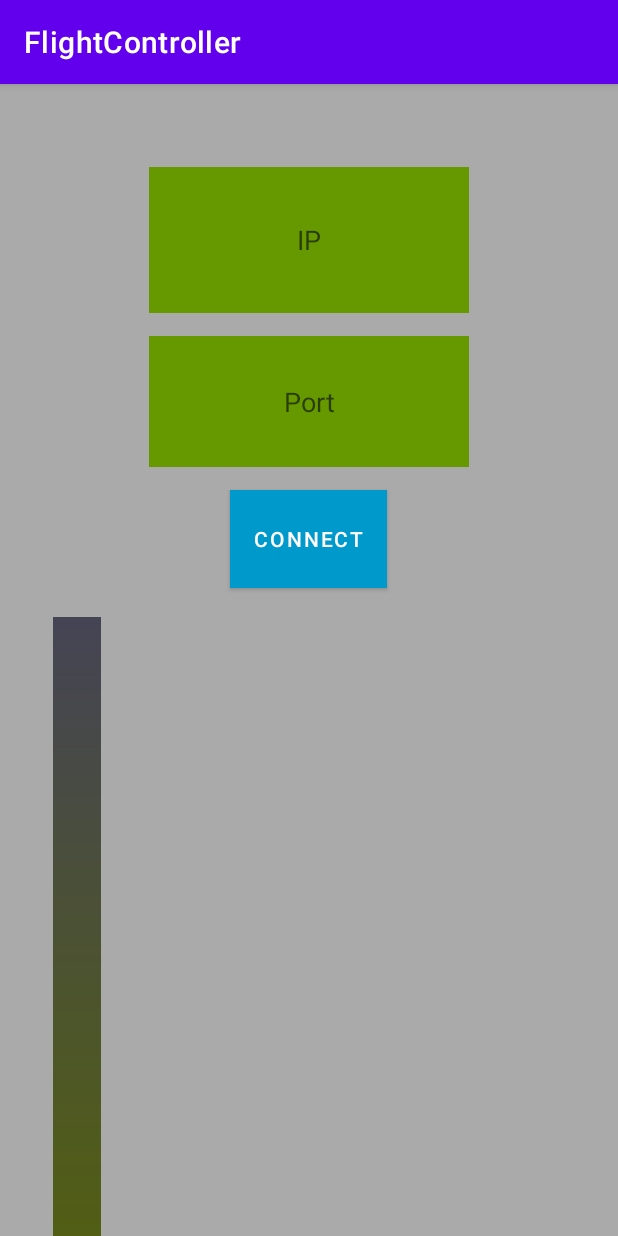
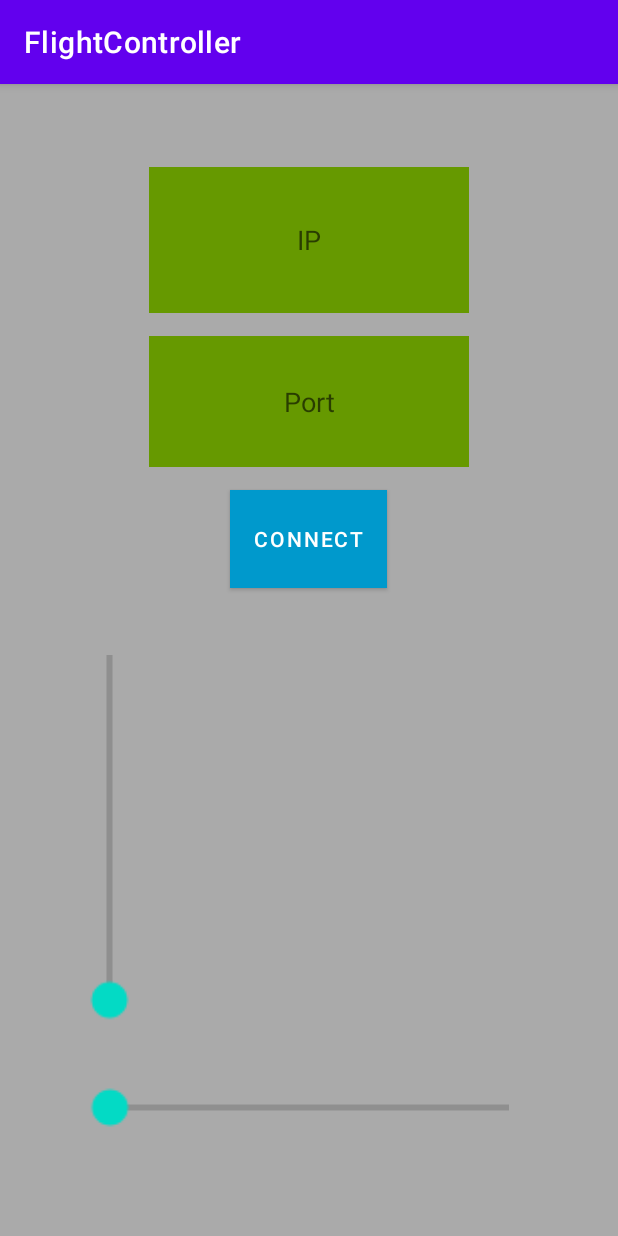
Before and after one commit to noamsal/FlightSimulator-Controller, an Android app: the screen it shows after launch (MainActivity), on a phone screen of 412 x 824 dp. Run offline under Robolectric (Android 15) with nearby library versions, the phone set to English and light mode, and no system bars; our stand-ins replace data binding.

Commit message:
Noam - FINISHED seek bars

```diff
--- a/app/src/main/res/layout/activity_main.xml
+++ b/app/src/main/res/layout/activity_main.xml
@@ -54,60 +54,54 @@
             android:text="@string/Submit_Button"
             app:backgroundTint="@android:color/holo_blue_dark" />
 
-        <!-- layout for holding two frames - one for the verticall seek-bar, and one for joystick       -->
+        <!-- layout for vertical seekbar + joystick  -->
+
         <LinearLayout
             android:layout_width="match_parent"
-            android:layout_height="603dp"
+            android:layout_height="300dp"
+            android:layout_marginTop="10dp"
             android:orientation="horizontal">
 
-            <!-- layout for vertical seekbar + joystick  -->
 
-            <FrameLayout
-                android:id="@+id/VolumeLayout"
-                android:layout_width="573dp"
-                android:layout_height="576dp"
-                android:orientation="horizontal"
-                android:rotation="270">
+            <!-- VERTICAL seek-bar: throttle  -->
+            <SeekBar
+                android:id="@+id/throttle"
+                android:layout_width="147dp"
+                android:layout_height="match_parent"
+                android:layout_marginEnd="268dp"
+                android:max="100"
+                android:progress="0"
+                android:rotation="-90"
+                android:scaleX="2"
+                android:scaleY="2"
 
-                <SeekBar
-                    android:id="@+id/throttle"
-                    android:layout_width="571dp"
-                    android:layout_height="106dp"
-                    android:layout_gravity="start"
-                    android:max="1"
-                    android:progressDrawable="@drawable/custom_progress"
-                    android:secondaryProgress="40"
+                app:layout_constraintBottom_toBottomOf="parent"
+                app:layout_constraintEnd_toEndOf="parent"
+                app:layout_constraintTop_toTopOf="parent"
+                app:layout_constraintVertical_bias="0.545" />
+<!--                android:progressDrawable="@drawable/custom_progress"-->
 
-                    />
-
-
-            </FrameLayout>
-
-
-        <!-- layout for joystick  -->
-            <FrameLayout
-                android:layout_width="244dp"
-                android:layout_height="508dp">
-
-            </FrameLayout>
 
 
         </LinearLayout>
 
 
-
         <!-- HORIZONTAL seek-bar: rudder  -->
         <SeekBar
             android:id="@+id/rudder"
-            android:layout_width="731dp"
-            android:layout_height="54dp"
+            android:layout_width="165dp"
+            android:layout_height="55dp"
             android:layout_gravity="center|center_horizontal"
             android:layout_marginTop="10dp"
 
-            android:max="1"
-            android:progress="40"
-            android:progressDrawable="@drawable/custom_progress" />
+            android:max="100"
+            android:progress="0"
+            android:scaleX="2"
+            android:scaleY="2"
 
+
+            />
+<!--        android:progressDrawable="@drawable/custom_progress"-->
 
 
 
```
Also changed, not shown: app/src/main/res/drawable/custom_progress.xml (+6 -2 lines).
